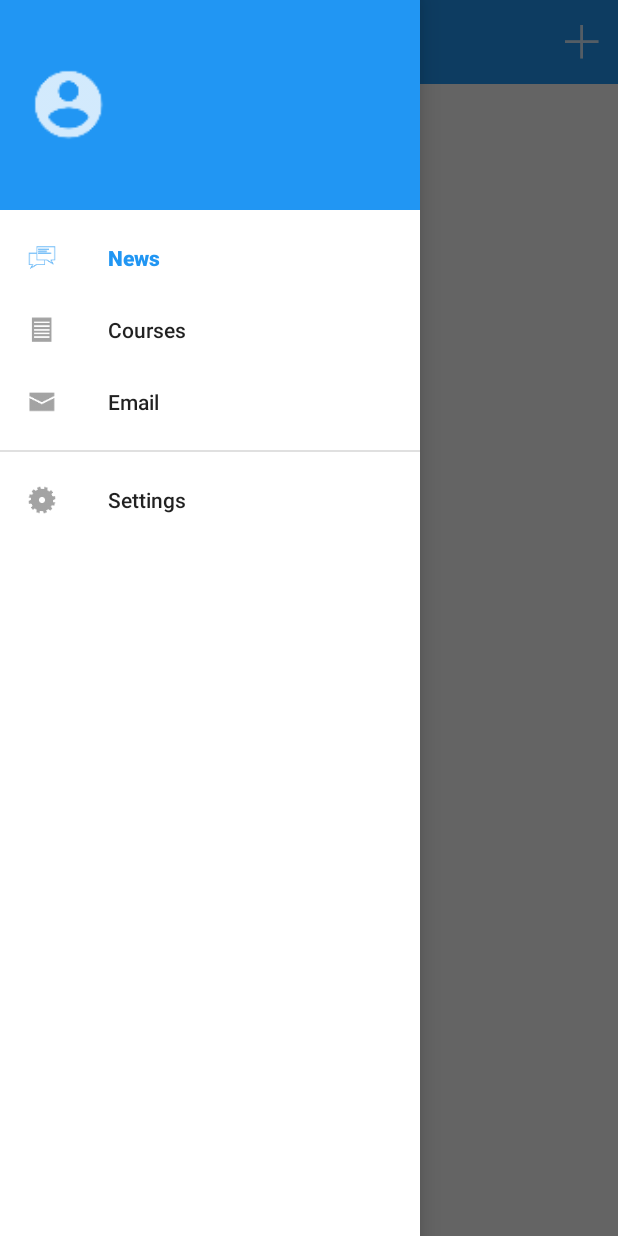
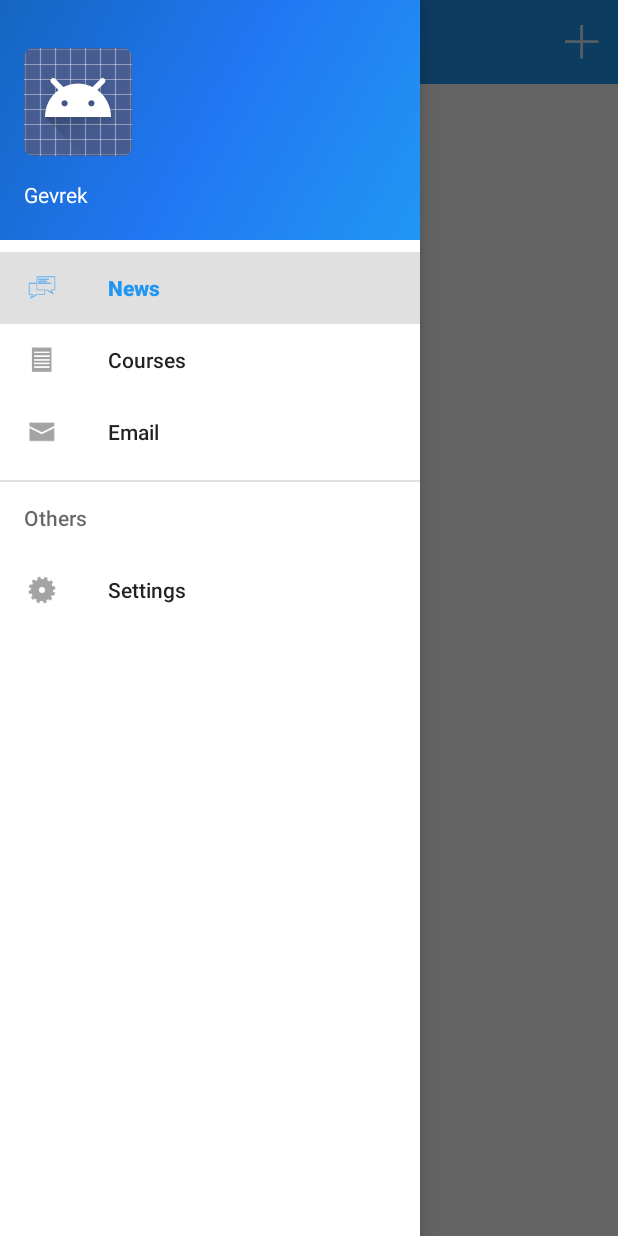
Before and after one commit to hankarun/Gevrek2, an Android app: the MainActivity screen opened directly, with no data from a screen before it, with the side drawer open, on a phone screen of 412 x 824 dp. Run offline under Robolectric (Android 15) with nearby library versions, the phone set to English and light mode, and no system bars; our stand-ins replace Picasso, Volley; pictures from the network do not load.

Commit message:
feature drawer item redesign.
Main navigation drawer design changed.

```diff
--- a/app/build.gradle
+++ b/app/build.gradle
@@ -1,14 +1,7 @@
 apply plugin: 'com.android.application'
 
 android {
-    signingConfigs {
-        config {
-            keyAlias 'gevrek'
-            keyPassword 'Forum9876'
-            storeFile file('/Users/hankarun/Desktop/a')
-            storePassword 'Forum9876'
-        }
-    }
+
     compileSdkVersion 23
     buildToolsVersion '23.0.2'
 
@@ -16,7 +9,7 @@ android {
         applicationId "com.hankarun.gevrek"
         minSdkVersion 15
         targetSdkVersion 23
-        versionCode 39
+        versionCode 40
         versionName "4.61"
     }
     buildTypes {
--- a/app/src/main/java/com/hankarun/gevrek/activities/MainActivity.java
+++ b/app/src/main/java/com/hankarun/gevrek/activities/MainActivity.java
@@ -11,7 +11,9 @@ import android.support.v7.app.ActionBar;
 import android.support.v7.app.ActionBarDrawerToggle;
 import android.support.v7.app.AppCompatActivity;
 import android.support.v7.widget.Toolbar;
+import android.util.Log;
 import android.view.MenuItem;
+import android.widget.ImageView;
 import android.widget.TextView;
 
 import com.android.volley.Response;
@@ -30,14 +32,17 @@ import com.hankarun.gevrek.interfaces.LoginDialogReturn;
 import com.hankarun.gevrek.libs.HttpPages;
 import com.hankarun.gevrek.libs.StaticTexts;
 import com.hankarun.gevrek.libs.VolleySingleton;
+import com.squareup.picasso.Picasso;
 
 import org.jsoup.Jsoup;
 import org.jsoup.nodes.Document;
 import org.jsoup.nodes.Element;
 import org.jsoup.select.Elements;
 
+import java.io.File;
 
-public class MainActivity extends AppCompatActivity implements AsyncResponse,LoginDialogReturn {
+
+public class MainActivity extends AppCompatActivity implements AsyncResponse, LoginDialogReturn {
 
     private Toolbar toolbar;
     private NavigationView nvDrawer;
@@ -74,49 +79,48 @@ public class MainActivity extends AppCompatActivity implements AsyncResponse,Log
         // Tie DrawerLayout events to the ActionBarToggle
         mDrawer.setDrawerListener(drawerToggle);
         TextView name = (TextView) findViewById(R.id.drawerHeaderUserName);
-        if(name!=null)
+        if (name != null)
             name.setText(SharedPrefHelper.readPreferences(getApplicationContext(), StaticTexts.USER_REAL_NAME, ""));
         checkCreds();
 
         selectDrawerItem(nvDrawer.getMenu().getItem(0));
 
-        if(SharedPrefHelper.readPreferences(this,StaticTexts.AVATAR_METHOD,"9").equals("9"))
-            SharedPrefHelper.savePreferences(this,StaticTexts.AVATAR_METHOD,"0");
+        if (SharedPrefHelper.readPreferences(this, StaticTexts.AVATAR_METHOD, "9").equals("9"))
+            SharedPrefHelper.savePreferences(this, StaticTexts.AVATAR_METHOD, "0");
     }
 
-    private void checkCreds(){
+    private void checkCreds() {
         //Hafızadan usename ve password al.
         String username = SharedPrefHelper.readPreferences(this, StaticTexts.SHARED_PREF_LOGINNAME, "");
-        String password = SharedPrefHelper.readPreferences(this,StaticTexts.SHARED_PREF_PASSWORD,"");
+        String password = SharedPrefHelper.readPreferences(this, StaticTexts.SHARED_PREF_PASSWORD, "");
 
         //Boş olup olmadıklarını kontrol et.
 
-        if(username.equals("")||password.equals("")) {
+        if (username.equals("") || password.equals("")) {
             //Eğer boş ise dialog ekranını goster. ilk defa icin
             startLogin();
             //Bunun donuşunde http ile control et ve isim ile avatarı al
-        }
-        else {
+        } else {
             //Eğer boş değlse arka planda geçerlilikleri kontrol edilecek.
             testCredsWithNNTP(username, password);
         }
 
     }
 
-    private void testCredsWithNNTP(String user, String password){
-        NNTPHelper helper = new NNTPHelper(user,password);
+    private void testCredsWithNNTP(String user, String password) {
+        NNTPHelper helper = new NNTPHelper(user, password);
         helper.asyncResponse = this;
         helper.checkCreds();
     }
 
-    private void startLogin(){
+    private void startLogin() {
         Intent intent = new Intent(this, LoginActivity.class);
         startActivityForResult(intent, 9);
     }
 
     @Override
     public void onResponse(int feed) {
-        switch(feed) {
+        switch (feed) {
             case StaticTexts.FAIL:
                 startLogin();
                 break;
@@ -138,19 +142,32 @@ public class MainActivity extends AppCompatActivity implements AsyncResponse,Log
                     Elements inputElements = loginform.select("tr");
 
                     TextView name = (TextView) findViewById(R.id.drawerHeaderUserName);
-                    SharedPrefHelper.savePreferences(getApplicationContext(),StaticTexts.USER_REAL_NAME,inputElements.get(5).select("td").text());
+                    SharedPrefHelper.savePreferences(getApplicationContext(), StaticTexts.USER_REAL_NAME, inputElements.get(5).select("td").text());
                     name.setText(inputElements.get(5).select("td").text());
 
-                    NetworkImageView image = (NetworkImageView) findViewById(R.id.drawerHeaderImage);
-                    ImageLoader mImageLoader = VolleySingleton.getInstance().getImageLoader();
-                    image.setImageUrl(inputElements.get(20).select("a").attr("abs:href"),mImageLoader);
+                    ImageView image = (ImageView) findViewById(R.id.drawerHeaderImage);
+
+                    Log.d("image", inputElements.get(20).select("a").attr("abs:href"));
+
+                    String username = SharedPrefHelper.readPreferences(getApplicationContext(), StaticTexts.SHARED_PREF_LOGINNAME, "");
+
+                    TextView detail = (TextView) findViewById(R.id.draweDetailText);
+                    detail.setText(username + "@ceng.metu.edu.tr");
+
+                    Picasso.with(getApplicationContext())
+                            .load("https://cow.ceng.metu.edu.tr/User/download_userPicture.php?username=" + username)
+                                    //.placeholder(R.drawable.ic_file_big)
+                                    //.error(R.drawable.ic_cloud_big)
+                            .into(image);
+                    //ImageLoader mImageLoader = VolleySingleton.getInstance().getImageLoader();
+                    //image.setImageUrl(inputElements.get(20).select("a").attr("abs:href"),mImageLoader);
                 }
             }
         });
     }
 
     private ActionBarDrawerToggle setupDrawerToggle() {
-        return new ActionBarDrawerToggle(this, mDrawer, toolbar, R.string.open,  R.string.close);
+        return new ActionBarDrawerToggle(this, mDrawer, toolbar, R.string.open, R.string.close);
     }
 
     @Override
@@ -186,7 +203,7 @@ public class MainActivity extends AppCompatActivity implements AsyncResponse,Log
 
         Fragment fragment = null;
         String fragmentName = "";
-        if(checkUsername){
+        if (checkUsername) {
             checkUsername = false;
             checkCreds();
         }
@@ -231,7 +248,7 @@ public class MainActivity extends AppCompatActivity implements AsyncResponse,Log
 
     @Override
     protected void onActivityResult(int requestCode, int resultCode, Intent data) {
-        if(requestCode==1) {
+        if (requestCode == 1) {
             //Refresh fragment
             reloadNewsFragment();
         }
@@ -241,7 +258,7 @@ public class MainActivity extends AppCompatActivity implements AsyncResponse,Log
         }*/
     }
 
-    private void reloadNewsFragment(){
+    private void reloadNewsFragment() {
         NewsGroupFragment tmp = (NewsGroupFragment) getSupportFragmentManager().findFragmentByTag("News");
         tmp.reload();
     }
--- /dev/null
+++ b/app/src/main/res/drawable/side_nav_bar.xml
@@ -0,0 +1,9 @@
+<shape xmlns:android="http://schemas.android.com/apk/res/android"
+    android:shape="rectangle">
+    <gradient
+        android:angle="135"
+        android:centerColor="#2177F3"
+        android:endColor="#1565C0"
+        android:startColor="#2196F3"
+        android:type="linear" />
+</shape>
--- a/app/src/main/res/layout/activity_main.xml
+++ b/app/src/main/res/layout/activity_main.xml
@@ -3,7 +3,8 @@
     xmlns:app="http://schemas.android.com/apk/res-auto"
     android:layout_width="match_parent"
     android:layout_height="match_parent"
-    android:id="@+id/drawerLayout">
+    android:id="@+id/drawerLayout"
+    tools:openDrawer="start">
 
     <RelativeLayout xmlns:android="http://schemas.android.com/apk/res/android"
         xmlns:tools="http://schemas.android.com/tools"
--- a/app/src/main/res/layout/drawer_header.xml
+++ b/app/src/main/res/layout/drawer_header.xml
@@ -1,28 +1,35 @@
-<RelativeLayout xmlns:android="http://schemas.android.com/apk/res/android"
-    android:id="@+id/nav_header_container"
+<?xml version="1.0" encoding="utf-8"?>
+<LinearLayout xmlns:android="http://schemas.android.com/apk/res/android"
     android:layout_width="match_parent"
-    android:layout_height="140dp"
-    android:layout_alignParentTop="true"
-    android:background="@color/primaryColor">
+    android:layout_height="@dimen/nav_header_height"
+    android:background="@drawable/side_nav_bar"
+    android:gravity="bottom"
+    android:orientation="vertical"
+    android:paddingBottom="@dimen/activity_vertical_margin"
+    android:paddingLeft="@dimen/activity_horizontal_margin"
+    android:paddingRight="@dimen/activity_horizontal_margin"
+    android:paddingTop="@dimen/activity_vertical_margin"
+    android:theme="@style/ThemeOverlay.AppCompat.Dark">
 
-    <com.android.volley.toolbox.NetworkImageView
-        android:layout_width="60dp"
-        android:layout_height="60dp"
+    <ImageView
         android:id="@+id/drawerHeaderImage"
-        android:src="@mipmap/ic_action_action_account_circle"
-        android:layout_centerVertical="true"
-        android:layout_alignStart="@+id/drawerHeaderUserName" />
+        android:layout_width="wrap_content"
+        android:layout_height="wrap_content"
+        android:paddingTop="@dimen/nav_header_vertical_spacing"
+        android:src="@android:drawable/sym_def_app_icon" />
 
     <TextView
+        android:id="@+id/drawerHeaderUserName"
+        android:layout_width="match_parent"
+        android:layout_height="wrap_content"
+        android:paddingTop="@dimen/nav_header_vertical_spacing"
+        android:text="Gevrek"
+        android:textAppearance="@style/TextAppearance.AppCompat.Body1" />
+
+    <TextView
+        android:id="@+id/draweDetailText"
         android:layout_width="wrap_content"
         android:layout_height="wrap_content"
-        android:textAppearance="?android:attr/textAppearanceMedium"
-        android:text=""
-        android:id="@+id/drawerHeaderUserName"
-        android:layout_below="@id/drawerHeaderImage"
-        android:layout_marginLeft="16dp"
-        android:layout_marginRight="18dp"
-        android:textSize="15dp"
-        android:textColor="#FFF"/>
+        android:text="android.studio@android.com" />
 
-</RelativeLayout>
+</LinearLayout>
--- a/app/src/main/res/menu/drawer_view.xml
+++ b/app/src/main/res/menu/drawer_view.xml
@@ -1,6 +1,6 @@
+<?xml version="1.0" encoding="utf-8"?>
 <menu xmlns:android="http://schemas.android.com/apk/res/android">
-
-    <group>
+    <group android:checkableBehavior="single">
         <item
             android:id="@+id/nav_first_fragment"
             android:icon="@mipmap/newsgroup"
@@ -16,10 +16,13 @@
             android:title="@string/email" />
     </group>
 
-    <group android:id="@+id/nav_footer">
-        <item
-            android:id="@+id/nav_settings"
-            android:icon="@mipmap/settings"
-            android:title="@string/settings" />
-    </group>
+    <item android:title="@string/otheritem">
+        <menu>
+            <item
+                android:id="@+id/nav_settings"
+                android:icon="@mipmap/settings"
+                android:title="@string/settings" />
+        </menu>
+    </item>
+
 </menu>
--- a/app/src/main/res/values/dimens.xml
+++ b/app/src/main/res/values/dimens.xml
@@ -2,4 +2,8 @@
     <!-- Default screen margins, per the Android Design guidelines. -->
     <dimen name="activity_horizontal_margin">16dp</dimen>
     <dimen name="activity_vertical_margin">16dp</dimen>
+    <dimen name="nav_header_vertical_spacing">16dp</dimen>
+    <dimen name="nav_header_height">160dp</dimen>
+    <!-- Default screen margins, per the Android Design guidelines. -->
+    <dimen name="fab_margin">16dp</dimen>
 </resources>
--- a/app/src/main/res/values/strings.xml
+++ b/app/src/main/res/values/strings.xml
@@ -60,4 +60,5 @@
     <string name="download_when">Download when...</string>
     <string name="next_page">Load next page?</string>
     <string name="load">Load</string>
+    <string name="otheritem">Others</string>
 </resources>
```
Also changed, not shown: app/src/main/res/drawable/placeholder.png (added), 1 other file. Lines whose indentation alone changed are shown as unchanged.
